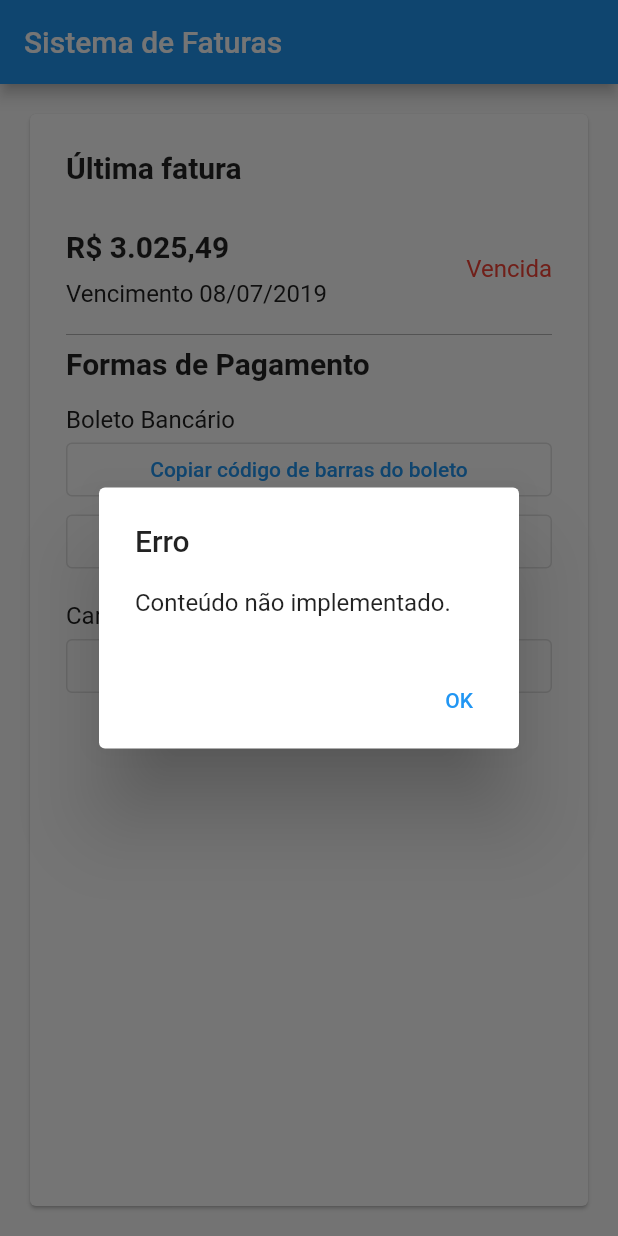
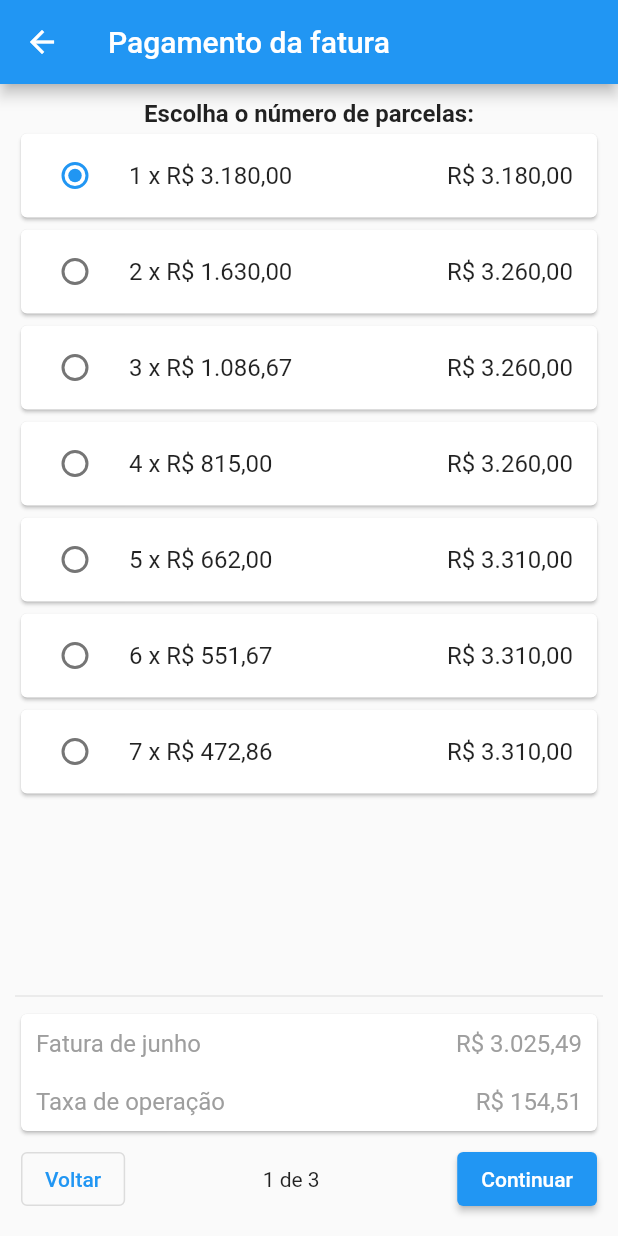
Before and after one commit to paula-teixeira/faturas, a Flutter app: the screen it shows after launch, after a tap on "Pagar com cartão de crédito", on a phone screen of 412 x 824 dp. Run offline on Flutter 3.47's test engine with Material 2 defaults, Android fonts, the phone set to English and light mode, and no system bars.

Commit message:
Payment Options Screen implemented

```diff
--- a/lib/main.dart
+++ b/lib/main.dart
@@ -1,8 +1,10 @@
 import 'package:faturas/screen/home_screen.dart';
 import 'package:flutter/material.dart';
+import 'package:intl/intl.dart';
 
 void main() {
   runApp(Faturas());
+  Intl.defaultLocale = 'pt_BR';
 }
 
 class Faturas extends StatelessWidget {
--- /dev/null
+++ b/lib/payment_options/model/payment_model.dart
@@ -0,0 +1,12 @@
+class PaymentOption {
+  final int number;
+  final double value;
+  final double total;
+
+  PaymentOption(this.number, this.value, this.total);
+
+  @override
+  String toString() {
+    return 'PaymentOption{number: $number, value: $value, total: $total}';
+  }
+}
--- /dev/null
+++ b/lib/payment_options/model/payment_options_model.dart
@@ -0,0 +1,29 @@
+import 'package:faturas/payment_options/model/payment_model.dart';
+
+List<PaymentOption> defaultPaymentOptions = [
+  PaymentOption(1, 3180, 3180),
+  PaymentOption(2, 1630, 3260),
+  PaymentOption(3, 1086.67, 3260),
+  PaymentOption(4, 815, 3260),
+  PaymentOption(5, 662, 3310),
+  PaymentOption(6, 551.67, 3310),
+  PaymentOption(7, 472.86, 3310),
+];
+
+class PaymentOptionsModel {
+  double _invoiceValue;
+  List<PaymentOption> _paymentOptions;
+
+  PaymentOptionsModel()
+      : _invoiceValue = 3025.49,
+        _paymentOptions = defaultPaymentOptions;
+
+  List<PaymentOption> get paymentOptions {
+    return _paymentOptions;
+  }
+
+  double get invoiceValue {
+    return _invoiceValue;
+  }
+
+}
--- /dev/null
+++ b/lib/payment_options/view/payment_options_tile.dart
@@ -0,0 +1,34 @@
+import 'package:faturas/payment_options/model/payment_model.dart';
+import 'package:flutter/material.dart';
+import 'package:intl/intl.dart';
+
+NumberFormat formatter = NumberFormat.simpleCurrency();
+
+class PaymentOptionsTile extends StatelessWidget {
+  final PaymentOption paymentOption;
+  final PaymentOption selectedPaymentOption;
+  final Function onChanged;
+
+
+  PaymentOptionsTile(this.paymentOption, this.selectedPaymentOption, this.onChanged);
+
+  @override
+  Widget build(BuildContext context) {
+    return Card(
+      child: RadioListTile(
+        title: Row(
+          children: [
+            Text('${paymentOption.number} x ${formatter.format(paymentOption.value)}'),
+            Spacer(),
+            Text('${formatter.format(paymentOption.total)}'),
+          ],
+        ),
+        value: paymentOption,
+        groupValue: selectedPaymentOption,
+        onChanged: (PaymentOption? value) {
+          onChanged(value!);
+        },
+        ),
+      );
+  }
+}
--- /dev/null
+++ b/lib/payment_options/view_model/payment_options.dart
@@ -0,0 +1,17 @@
+import 'package:faturas/payment_options/model/payment_model.dart';
+import 'package:faturas/payment_options/model/payment_options_model.dart';
+
+class PaymentOptionsViewModel {
+  final PaymentOptionsModel _paymentOptionsModel;
+
+  PaymentOptionsViewModel({required PaymentOptionsModel paymentOptionsModel})
+      : _paymentOptionsModel = paymentOptionsModel;
+
+  List<PaymentOption> get paymentOptions {
+    return _paymentOptionsModel.paymentOptions;
+  }
+
+  get invoiceValue {
+    return _paymentOptionsModel.invoiceValue;
+  }
+}
--- a/lib/screen/home_screen.dart
+++ b/lib/screen/home_screen.dart
@@ -1,4 +1,5 @@
 import 'package:faturas/components/components.dart';
+import 'package:faturas/screen/payment_options.dart';
 import 'package:flutter/material.dart';
 
 class HomeScreen extends StatelessWidget {
@@ -86,7 +87,12 @@ class HomeScreen extends StatelessWidget {
                   style: subtitleTextStyle,
                 ),
                 OutlinedButton(
-                  onPressed: () => _exibirDialogo(context),
+                  onPressed: () => Navigator.push(
+                    context,
+                    MaterialPageRoute(
+                      builder: (builder) => PaymentOptionsScreen(),
+                    ),
+                  ),
                   child: Text('Pagar com cartão de crédito'),
                 ),
               ],
@@ -97,7 +103,7 @@ class HomeScreen extends StatelessWidget {
     );
   }
 
-  void _exibirDialogo (context) {
+  void _exibirDialogo(context) {
     showDialog(
       context: context,
       builder: (context) => AlertDialog(
@@ -112,5 +118,4 @@ class HomeScreen extends StatelessWidget {
       ),
     );
   }
-
 }
--- /dev/null
+++ b/lib/screen/payment_options.dart
@@ -0,0 +1,139 @@
+import 'package:faturas/payment_options/model/payment_model.dart';
+import 'package:faturas/payment_options/model/payment_options_model.dart';
+import 'package:faturas/payment_options/view/payment_options_tile.dart';
+import 'package:faturas/payment_options/view_model/payment_options.dart';
+import 'package:flutter/material.dart';
+import 'package:intl/intl.dart';
+
+NumberFormat formatter = NumberFormat.simpleCurrency();
+
+class PaymentOptionsScreen extends StatefulWidget {
+  PaymentOptionsViewModel paymentOptionsViewModel =
+      PaymentOptionsViewModel(paymentOptionsModel: PaymentOptionsModel());
+
+  late PaymentOption selectedPaymentOption;
+
+  @override
+  _PaymentOptionsScreenState createState() => _PaymentOptionsScreenState();
+}
+
+class _PaymentOptionsScreenState extends State<PaymentOptionsScreen> {
+  @override
+  void initState() {
+    super.initState();
+    widget.selectedPaymentOption =
+        widget.paymentOptionsViewModel.paymentOptions[0];
+  }
+
+  @override
+  Widget build(BuildContext context) {
+    var operationTax = (widget.selectedPaymentOption.number *
+            widget.selectedPaymentOption.value) -
+        widget.paymentOptionsViewModel.invoiceValue;
+
+    return Scaffold(
+      appBar: AppBar(
+        title: Text('Pagamento da fatura'),
+      ),
+      body: Container(
+        padding: EdgeInsets.all(10.0),
+        child: Column(
+          children: [
+            Text(
+              'Escolha o número de parcelas:',
+              style: TextStyle(
+                fontSize: 16,
+                fontWeight: FontWeight.bold,
+              ),
+            ),
+            Expanded(
+              child: ListView.builder(
+                itemCount: widget.paymentOptionsViewModel.paymentOptions.length,
+                itemBuilder: (context, index) {
+                  final paymentOption =
+                      widget.paymentOptionsViewModel.paymentOptions[index];
+                  return PaymentOptionsTile(
+                      paymentOption, widget.selectedPaymentOption, (value) {
+                    setState(() {
+                      widget.selectedPaymentOption = value;
+                    });
+                  });
+                },
+              ),
+            ),
+            Divider(),
+            Card(
+              child: Column(
+                crossAxisAlignment: CrossAxisAlignment.start,
+                children: [
+                  Padding(
+                    padding: const EdgeInsets.all(10.0),
+                    child: Row(
+                      mainAxisAlignment: MainAxisAlignment.spaceBetween,
+                      children: [
+                        Text(
+                          'Fatura de junho',
+                          style: TextStyle(
+                            color: Colors.grey,
+                            fontSize: 16,
+                          ),
+                        ),
+                        Text(
+                          '${formatter.format(widget.paymentOptionsViewModel.invoiceValue)}',
+                          style: TextStyle(
+                            color: Colors.grey,
+                            fontSize: 16,
+                          ),
+                        ),
+                      ],
+                    ),
+                  ),
+                  Padding(
+                    padding: const EdgeInsets.all(10.0),
+                    child: Row(
+                      mainAxisAlignment: MainAxisAlignment.spaceBetween,
+                      children: [
+                        Text(
+                          'Taxa de operação',
+                          style: TextStyle(
+                            color: Colors.grey,
+                            fontSize: 16,
+                          ),
+                        ),
+                        Text(
+                          '${formatter.format(operationTax)}',
+                          style: TextStyle(
+                            color: Colors.grey,
+                            fontSize: 16,
+                          ),
+                        ),
+                      ],
+                    ),
+                  ),
+                ],
+              ),
+            ),
+            Padding(
+              padding: const EdgeInsets.all(4.0),
+              child: Row(
+                children: [
+                  OutlinedButton(
+                    onPressed: () => Navigator.pop(context),
+                    child: Text('Voltar'),
+                  ),
+                  Spacer(),
+                  Text('1 de 3'),
+                  Spacer(),
+                  ElevatedButton(
+                    onPressed: () {},
+                    child: Text('Continuar'),
+                  ),
+                ],
+              ),
+            ),
+          ],
+        ),
+      ),
+    );
+  }
+}
```
Also changed, not shown: pubspec.yaml (+1 -17 lines), pubspec.lock, 2 other files.
